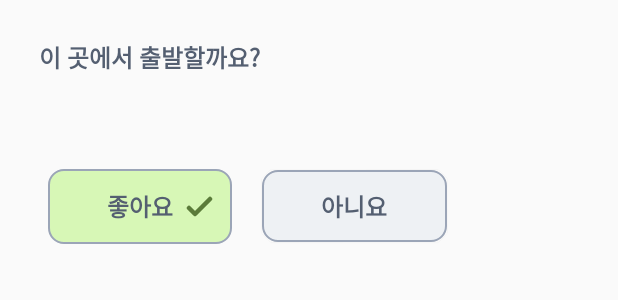
After one commit to CSID-DGU/2024-1-OSS-team-3-TaxiTogether, an Android app: the layout dialog_start_coordinate.xml on its own in the app's theme, with its tools: preview values and no code run, on a phone screen of 412 x 824 dp. The commit adds this screen. Shown: the top 300 px of the screen. Run offline under Robolectric (Android 15) with nearby library versions, the light colour scheme and no system bars.

Commit message:
modify_screen4(input_start_end_coordinate)

```diff
--- /dev/null
+++ b/Android/app/src/main/res/layout/dialog_start_coordinate.xml
@@ -0,0 +1,71 @@
+<?xml version="1.0" encoding="utf-8"?>
+<LinearLayout xmlns:android="http://schemas.android.com/apk/res/android"
+    android:layout_width="350dp"
+    android:layout_height="wrap_content"
+    android:orientation="vertical"
+    android:padding="16dp">
+
+    <TextView
+        android:id="@+id/textViewDialogMessage"
+        android:layout_width="wrap_content"
+        android:layout_height="wrap_content"
+        android:padding="10dp"
+        android:text="이 곳에서 출발할까요?"
+        android:textColor="#545F71"
+        android:textSize="16sp"
+        android:textStyle="bold" />
+    <TextView
+        android:id="@+id/location"
+        android:layout_width="wrap_content"
+        android:layout_height="wrap_content"
+        android:padding="10dp"
+        android:text=""
+        android:textColor="#545F71"
+        android:textSize="12sp" />
+
+    <LinearLayout
+        android:layout_width="match_parent"
+        android:layout_height="match_parent"
+        android:orientation="horizontal"
+        android:gravity="center"
+        android:padding="16dp">
+        <FrameLayout
+            android:layout_width="0dp"
+            android:layout_height="50dp"
+
+            android:layout_weight="1">
+
+            <Button
+                android:id="@+id/button_yes"
+                android:layout_width="match_parent"
+                android:layout_height="wrap_content"
+                android:background="@drawable/button_style2"
+                android:onClick="button2"
+                android:text="좋아요"
+                android:textColor="#545F71"
+                android:textSize="16sp"
+                android:textStyle="bold" />
+
+            <ImageView
+                android:id="@+id/imageView2"
+                android:layout_width="wrap_content"
+                android:layout_height="wrap_content"
+                android:layout_gravity="center"
+                android:paddingLeft="80dp"
+                android:src="@drawable/check" />
+        </FrameLayout>
+
+        <Button
+            android:id="@+id/button_no"
+            android:layout_width="0dp"
+            android:layout_height="wrap_content"
+            android:layout_marginHorizontal="20dp"
+            android:layout_weight="1"
+            android:background="@drawable/button_style3"
+            android:onClick="button2"
+            android:text="아니요"
+            android:textColor="#545F71"
+            android:textSize="16sp"
+            android:textStyle="bold" />
+    </LinearLayout>
+</LinearLayout>
--- a/Android/app/src/main/res/layout/screen2.xml
+++ b/Android/app/src/main/res/layout/screen2.xml
@@ -42,7 +42,7 @@
         android:layout_height="wrap_content"
         android:layout_marginVertical="30dp"
         android:background="@drawable/button_style"
-        android:onClick="button3"
+        android:onClick="button"
         android:text="시작할래요!"
         android:textColor="#545F71"
         android:textSize="22sp"
```
Also changed, not shown: Android/app/src/main/java/com/taxitogether/app/ValueApplication.java (+29 -0 lines), Android/app/src/main/java/com/taxitogether/app/screen2.java (+1 -18 lines), Android/app/src/main/java/com/taxitogether/app/screen4.java (+135 -4 lines), Android/app/src/main/res/layout/dialog_end_coordinate.xml (added, +71 -0 lines).
